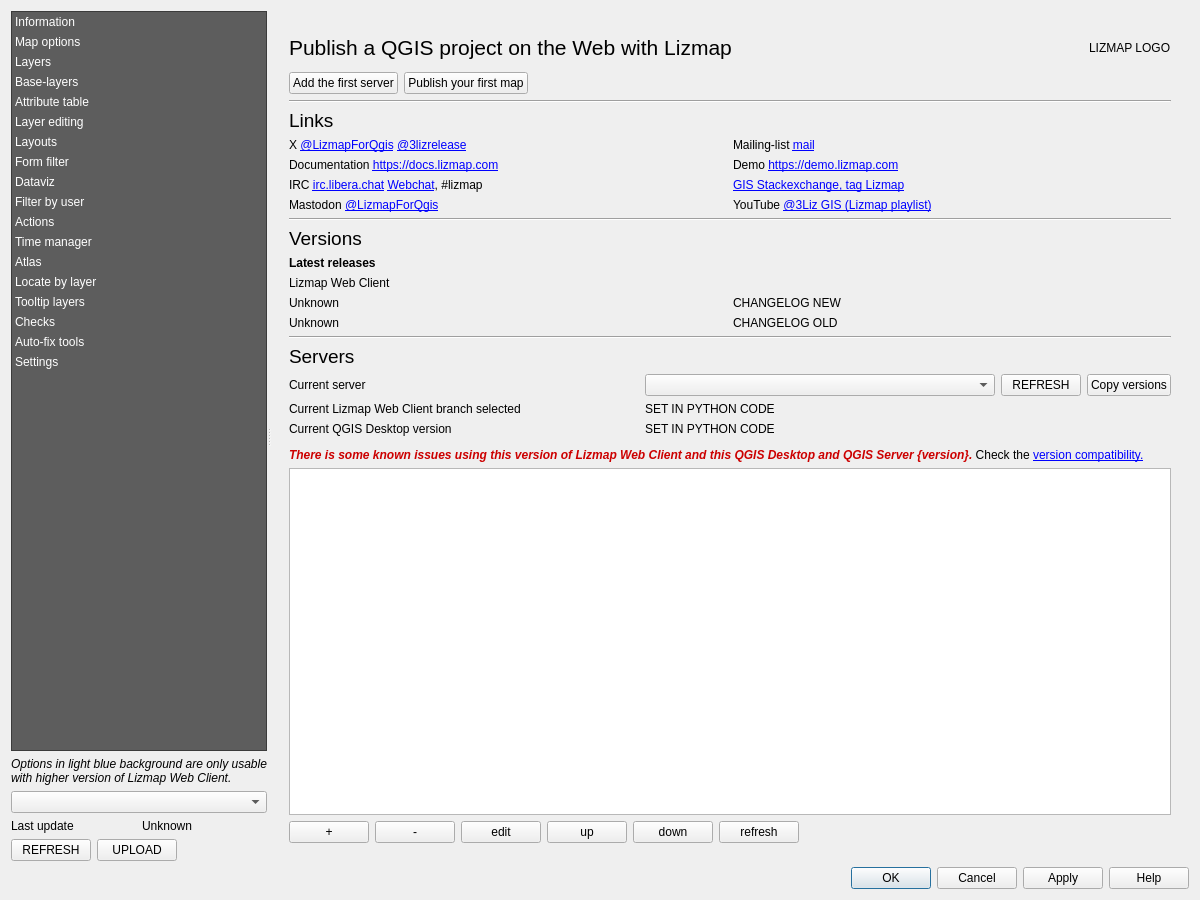
Above: lizmap/resources/ui/ui_lizmap.ui from 3liz/lizmap-plugin before the change. Below: the same form after it.
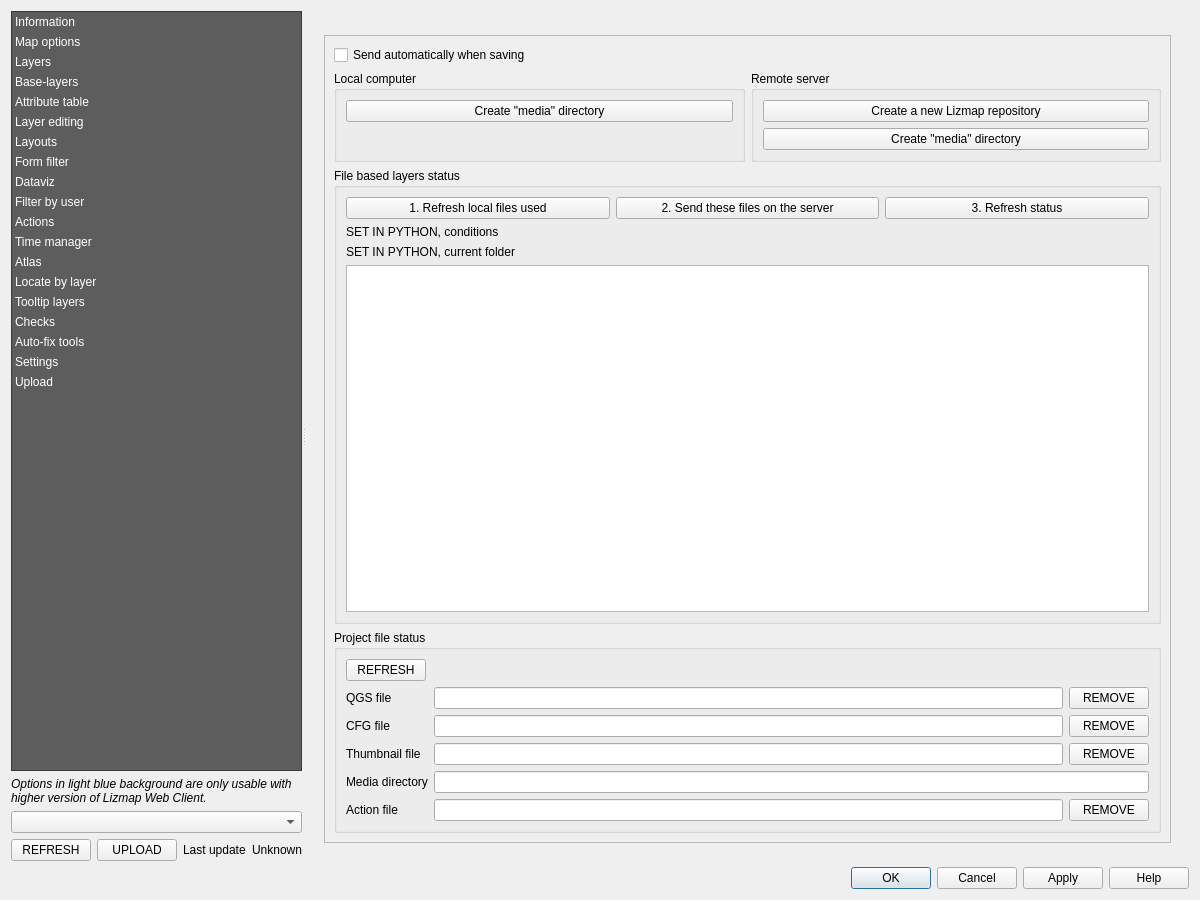
That is the form after the change. Custom widgets are drawn as their Qt base class.

Commit message: Improve server management

```diff
--- a/lizmap/resources/ui/ui_lizmap.ui
+++ b/lizmap/resources/ui/ui_lizmap.ui
@@ -188,6 +188,11 @@
            <string>Settings</string>
           </property>
          </item>
+         <item>
+          <property name="text">
+           <string>Upload</string>
+          </property>
+         </item>
         </widget>
        </item>
        <item>
@@ -231,6 +236,32 @@
           </property>
           <item>
            <layout class="QHBoxLayout" name="horizontalLayout_11">
+            <item>
+             <widget class="QPushButton" name="button_refresh_date_webdav">
+              <property name="sizePolicy">
+               <sizepolicy hsizetype="Maximum" vsizetype="Fixed">
+                <horstretch>0</horstretch>
+                <verstretch>0</verstretch>
+               </sizepolicy>
+              </property>
+              <property name="text">
+               <string notr="true">REFRESH</string>
+              </property>
+             </widget>
+            </item>
+            <item>
+             <widget class="QPushButton" name="button_upload_webdav">
+              <property name="sizePolicy">
+               <sizepolicy hsizetype="Maximum" vsizetype="Fixed">
+                <horstretch>0</horstretch>
+                <verstretch>0</verstretch>
+               </sizepolicy>
+              </property>
+              <property name="text">
+               <string notr="true">UPLOAD</string>
+              </property>
+             </widget>
+            </item>
             <item>
              <widget class="QLabel" name="label_36">
               <property name="text">
@@ -247,49 +278,6 @@
             </item>
            </layout>
           </item>
-          <item>
-           <layout class="QHBoxLayout" name="horizontalLayout_18">
-            <item>
-             <widget class="QPushButton" name="button_refresh_date_webdav">
-              <property name="sizePolicy">
-               <sizepolicy hsizetype="Maximum" vsizetype="Fixed">
-                <horstretch>0</horstretch>
-                <verstretch>0</verstretch>
-               </sizepolicy>
-              </property>
-              <property name="text">
-               <string notr="true">REFRESH</string>
-              </property>
-             </widget>
-            </item>
-            <item>
-             <widget class="QPushButton" name="button_upload_webdav">
-              <property name="sizePolicy">
-               <sizepolicy hsizetype="Maximum" vsizetype="Fixed">
-                <horstretch>0</horstretch>
-                <verstretch>0</verstretch>
-               </sizepolicy>
-              </property>
-              <property name="text">
-               <string notr="true">UPLOAD</string>
-              </property>
-             </widget>
-            </item>
-            <item>
-             <spacer name="horizontalSpacer_8">
-              <property name="orientation">
-               <enum>Qt::Horizontal</enum>
-              </property>
-              <property name="sizeHint" stdset="0">
-               <size>
-                <width>40</width>
-                <height>20</height>
-               </size>
-              </property>
-             </spacer>
-            </item>
-           </layout>
-          </item>
          </layout>
         </widget>
        </item>
@@ -328,7 +316,7 @@
           </sizepolicy>
          </property>
          <property name="currentIndex">
-          <number>0</number>
+          <number>18</number>
          </property>
          <widget class="QWidget" name="page_information">
           <layout class="QVBoxLayout" name="verticalLayout_7">
@@ -777,8 +765,8 @@
                <rect>
                 <x>0</x>
                 <y>0</y>
-                <width>808</width>
-                <height>1968</height>
+                <width>720</width>
+                <height>1629</height>
                </rect>
               </property>
               <layout class="QVBoxLayout" name="verticalLayout_26">
@@ -1553,8 +1541,8 @@
                <rect>
                 <x>0</x>
                 <y>0</y>
-                <width>514</width>
-                <height>200</height>
+                <width>497</width>
+                <height>172</height>
                </rect>
               </property>
               <layout class="QHBoxLayout" name="horizontalLayout_28">
@@ -1639,8 +1627,8 @@
                       <rect>
                        <x>0</x>
                        <y>0</y>
-                       <width>490</width>
-                       <height>1349</height>
+                       <width>477</width>
+                       <height>1134</height>
                       </rect>
                      </property>
                      <layout class="QVBoxLayout" name="verticalLayout_9">
@@ -2333,8 +2321,8 @@
                <rect>
                 <x>0</x>
                 <y>0</y>
-                <width>841</width>
-                <height>847</height>
+                <width>780</width>
+                <height>726</height>
                </rect>
               </property>
               <layout class="QVBoxLayout" name="verticalLayout_28">
@@ -2748,8 +2736,8 @@
                <rect>
                 <x>0</x>
                 <y>0</y>
-                <width>529</width>
-                <height>404</height>
+                <width>497</width>
+                <height>373</height>
                </rect>
               </property>
               <layout class="QVBoxLayout" name="verticalLayout_31">
@@ -2873,8 +2861,8 @@
                <rect>
                 <x>0</x>
                 <y>0</y>
-                <width>464</width>
-                <height>302</height>
+                <width>450</width>
+                <height>283</height>
                </rect>
               </property>
               <layout class="QVBoxLayout" name="verticalLayout_4">
@@ -3037,8 +3025,8 @@
                <rect>
                 <x>0</x>
                 <y>0</y>
-                <width>464</width>
-                <height>324</height>
+                <width>450</width>
+                <height>300</height>
                </rect>
               </property>
               <layout class="QVBoxLayout" name="verticalLayout_46">
@@ -3138,8 +3126,8 @@
                <rect>
                 <x>0</x>
                 <y>0</y>
-                <width>667</width>
-                <height>608</height>
+                <width>618</width>
+                <height>546</height>
                </rect>
               </property>
               <layout class="QVBoxLayout" name="verticalLayout_19">
@@ -3516,8 +3504,8 @@
                <rect>
                 <x>0</x>
                 <y>0</y>
-                <width>394</width>
-                <height>943</height>
+                <width>386</width>
+                <height>867</height>
                </rect>
               </property>
               <layout class="QVBoxLayout" name="verticalLayout_29">
@@ -3901,8 +3889,8 @@
                <rect>
                 <x>0</x>
                 <y>0</y>
-                <width>464</width>
-                <height>500</height>
+                <width>450</width>
+                <height>439</height>
                </rect>
               </property>
               <layout class="QVBoxLayout" name="verticalLayout_43">
@@ -4084,8 +4072,8 @@
                <rect>
                 <x>0</x>
                 <y>0</y>
-                <width>654</width>
-                <height>546</height>
+                <width>601</width>
+                <height>488</height>
                </rect>
               </property>
               <layout class="QVBoxLayout" name="verticalLayout_41">
@@ -4240,8 +4228,8 @@
                <rect>
                 <x>0</x>
                 <y>0</y>
-                <width>464</width>
-                <height>375</height>
+                <width>450</width>
+                <height>340</height>
                </rect>
               </property>
               <layout class="QVBoxLayout" name="verticalLayout_12">
@@ -4356,8 +4344,8 @@
                <rect>
                 <x>0</x>
                 <y>0</y>
-                <width>464</width>
-                <height>368</height>
+                <width>450</width>
+                <height>317</height>
                </rect>
               </property>
               <layout class="QVBoxLayout" name="verticalLayout_27">
@@ -4578,8 +4566,8 @@
                <rect>
                 <x>0</x>
                 <y>0</y>
-                <width>445</width>
-                <height>1104</height>
+                <width>415</width>
+                <height>882</height>
                </rect>
               </property>
               <layout class="QVBoxLayout" name="verticalLayout_73">
@@ -4717,8 +4705,8 @@
                <rect>
                 <x>0</x>
                 <y>0</y>
-                <width>448</width>
-                <height>704</height>
+                <width>434</width>
+                <height>611</height>
                </rect>
               </property>
               <layout class="QVBoxLayout" name="verticalLayout_72">
@@ -4911,13 +4899,41 @@
                 </widget>
                </item>
                <item>
-                <widget class="QGroupBox" name="group_upload">
-                 <property name="title">
-                  <string>Upload</string>
+                <spacer name="verticalSpacer_6">
+                 <property name="orientation">
+                  <enum>Qt::Vertical</enum>
                  </property>
+                 <property name="sizeHint" stdset="0">
+                  <size>
+                   <width>20</width>
+                   <height>40</height>
+                  </size>
+                 </property>
+                </spacer>
+               </item>
+              </layout>
+             </widget>
+            </widget>
+           </item>
+          </layout>
+         </widget>
+         <widget class="QWidget" name="page_upload">
                  <layout class="QVBoxLayout" name="verticalLayout_8">
                   <item>
-                   <layout class="QHBoxLayout" name="horizontalLayout_45">
+            <widget class="QScrollArea" name="scrollArea_16">
+             <property name="widgetResizable">
+              <bool>true</bool>
+             </property>
+             <widget class="QWidget" name="scrollAreaWidgetContents_16">
+              <property name="geometry">
+               <rect>
+                <x>0</x>
+                <y>0</y>
+                <width>791</width>
+                <height>797</height>
+               </rect>
+              </property>
+              <layout class="QVBoxLayout" name="verticalLayout_80">
                     <item>
                      <widget class="QCheckBox" name="send_webdav">
                       <property name="text">
@@ -4926,33 +4942,17 @@
                      </widget>
                     </item>
                     <item>
-                     <spacer name="horizontalSpacer_18">
-                      <property name="orientation">
-                       <enum>Qt::Horizontal</enum>
-                      </property>
-                      <property name="sizeHint" stdset="0">
-                       <size>
-                        <width>40</width>
-                        <height>20</height>
-                       </size>
-                      </property>
-                     </spacer>
-                    </item>
-                    <item>
-                     <widget class="QPushButton" name="button_open_project">
-                      <property name="text">
-                       <string>Open project in web-browser</string>
-                      </property>
-                     </widget>
-                    </item>
-                   </layout>
-                  </item>
-                  <item>
                    <layout class="QHBoxLayout" name="horizontalLayout_21">
                     <item>
-                     <widget class="QGroupBox" name="groupBox_7">
+                  <widget class="QGroupBox" name="group_local">
+                   <property name="sizePolicy">
+                    <sizepolicy hsizetype="Preferred" vsizetype="Maximum">
+                     <horstretch>0</horstretch>
+                     <verstretch>0</verstretch>
+                    </sizepolicy>
+                   </property>
                       <property name="title">
-                       <string>Local</string>
+                    <string>Local computer</string>
                       </property>
                       <layout class="QVBoxLayout" name="verticalLayout_78">
                        <item>
@@ -4979,7 +4979,13 @@
                      </widget>
                     </item>
                     <item>
-                     <widget class="QGroupBox" name="groupBox_3">
+                  <widget class="QGroupBox" name="group_remote">
+                   <property name="sizePolicy">
+                    <sizepolicy hsizetype="Preferred" vsizetype="Maximum">
+                     <horstretch>0</horstretch>
+                     <verstretch>0</verstretch>
+                    </sizepolicy>
+                   </property>
                       <property name="title">
                        <string>Remote server</string>
                       </property>
@@ -5004,14 +5010,107 @@
                    </layout>
                   </item>
                   <item>
-                   <widget class="QGroupBox" name="groupBox_8">
+                <widget class="QGroupBox" name="group_local_layers">
                     <property name="title">
-                     <string>Status</string>
+                  <string>File based layers status</string>
+                 </property>
+                 <layout class="QVBoxLayout" name="verticalLayout_81">
+                  <item>
+                   <layout class="QHBoxLayout" name="horizontalLayout_13">
+                    <item>
+                     <widget class="QPushButton" name="button_refresh_local_files">
+                      <property name="text">
+                       <string>1. Refresh local files used</string>
+                      </property>
+                     </widget>
+                    </item>
+                    <item>
+                     <widget class="QPushButton" name="button_send_all_layers">
+                      <property name="text">
+                       <string>2. Send these files on the server</string>
+                      </property>
+                     </widget>
+                    </item>
+                    <item>
+                     <widget class="QPushButton" name="button_check_all_layers">
+                      <property name="text">
+                       <string>3. Refresh status</string>
+                      </property>
+                     </widget>
+                    </item>
+                   </layout>
+                  </item>
+                  <item>
+                   <widget class="QLabel" name="label_upload_path">
+                    <property name="text">
+                     <string notr="true">SET IN PYTHON, conditions</string>
+                    </property>
+                   </widget>
+                  </item>
+                  <item>
+                   <widget class="QLabel" name="label_current_folder">
+                    <property name="text">
+                     <string notr="true">SET IN PYTHON, current folder</string>
+                    </property>
+                   </widget>
+                  </item>
+                  <item>
+                   <widget class="TableFiles" name="table_files"/>
+                  </item>
+                 </layout>
+                </widget>
+               </item>
+               <item>
+                <widget class="QGroupBox" name="group_project_status">
+                 <property name="title">
+                  <string>Project file status</string>
                     </property>
                     <layout class="QVBoxLayout" name="verticalLayout_79">
+                  <item>
+                   <layout class="QHBoxLayout" name="horizontalLayout_22">
+                    <item>
+                     <widget class="QPushButton" name="button_refresh_all">
+                      <property name="text">
+                       <string notr="true">REFRESH</string>
+                      </property>
+                     </widget>
+                    </item>
+                    <item>
+                     <spacer name="horizontalSpacer_6">
+                      <property name="orientation">
+                       <enum>Qt::Horizontal</enum>
+                      </property>
+                      <property name="sizeHint" stdset="0">
+                       <size>
+                        <width>40</width>
+                        <height>20</height>
+                       </size>
+                      </property>
+                     </spacer>
+                    </item>
+                   </layout>
+                  </item>
                      <item>
                       <layout class="QFormLayout" name="formLayout_7">
-                       <item row="1" column="0">
+                    <item row="0" column="1">
+                     <layout class="QHBoxLayout" name="horizontalLayout_18">
+                      <item>
+                       <widget class="QLineEdit" name="line_qgs_date">
+                        <property name="readOnly">
+                         <bool>true</bool>
+                        </property>
+                       </widget>
+                      </item>
+                      <item>
+                       <widget class="QPushButton" name="button_remove_qgs">
+                        <property name="text">
+                         <string notr="true">REMOVE</string>
+                        </property>
+                       </widget>
+                      </item>
+                     </layout>
+                    </item>
+                    <item row="0" column="0">
                         <widget class="QLabel" name="label_31">
                          <property name="text">
                           <string>QGS file</string>
@@ -5019,95 +5118,102 @@
                         </widget>
                        </item>
                        <item row="1" column="1">
-                        <widget class="QLineEdit" name="line_qgs_date">
+                     <layout class="QHBoxLayout" name="horizontalLayout_45">
+                      <item>
+                       <widget class="QLineEdit" name="line_cfg_date">
                          <property name="readOnly">
                           <bool>true</bool>
                          </property>
                         </widget>
                        </item>
-                       <item row="2" column="0">
+                      <item>
+                       <widget class="QPushButton" name="button_remove_cfg">
+                        <property name="text">
+                         <string notr="true">REMOVE</string>
+                        </property>
+                       </widget>
+                      </item>
+                     </layout>
+                    </item>
+                    <item row="2" column="1">
+                     <layout class="QHBoxLayout" name="horizontalLayout_52">
+                      <item>
+                       <widget class="QLineEdit" name="line_thumbnail_date">
+                        <property name="readOnly">
+                         <bool>true</bool>
+                        </property>
+                       </widget>
+                      </item>
+                      <item>
+                       <widget class="QPushButton" name="button_remove_thumbnail">
+                        <property name="text">
+                         <string notr="true">REMOVE</string>
+                        </property>
+                       </widget>
+                      </item>
+                     </layout>
+                    </item>
+                    <item row="3" column="1">
+                     <layout class="QHBoxLayout" name="horizontalLayout_56">
+                      <item>
+                       <widget class="QLineEdit" name="line_media_date">
+                        <property name="readOnly">
+                         <bool>true</bool>
+                        </property>
+                       </widget>
+                      </item>
+                     </layout>
+                    </item>
+                    <item row="1" column="0">
                         <widget class="QLabel" name="label_37">
                          <property name="text">
                           <string>CFG file</string>
                          </property>
                         </widget>
                        </item>
-                       <item row="2" column="1">
-                        <widget class="QLineEdit" name="line_cfg_date">
-                         <property name="readOnly">
-                          <bool>true</bool>
-                         </property>
-                        </widget>
-                       </item>
-                       <item row="3" column="0">
+                    <item row="2" column="0">
                         <widget class="QLabel" name="label_38">
                          <property name="text">
                           <string>Thumbnail file</string>
                          </property>
                         </widget>
                        </item>
-                       <item row="3" column="1">
-                        <widget class="QLineEdit" name="line_thumbnail_date">
-                         <property name="readOnly">
-                          <bool>true</bool>
-                         </property>
-                        </widget>
-                       </item>
-                       <item row="4" column="0">
-                        <widget class="QLabel" name="label_39">
-                         <property name="text">
-                          <string>Action file</string>
-                         </property>
-                        </widget>
-                       </item>
-                       <item row="4" column="1">
-                        <widget class="QLineEdit" name="line_action_date">
-                         <property name="readOnly">
-                          <bool>true</bool>
-                         </property>
-                        </widget>
-                       </item>
-                       <item row="5" column="0">
+                    <item row="3" column="0">
                         <widget class="QLabel" name="label_40">
                          <property name="text">
                           <string>Media directory</string>
                          </property>
                         </widget>
                        </item>
-                       <item row="5" column="1">
-                        <widget class="QLineEdit" name="line_media_date">
+                    <item row="4" column="1">
+                     <layout class="QHBoxLayout" name="horizontalLayout_58">
+                      <item>
+                       <widget class="QLineEdit" name="line_action_date">
                          <property name="readOnly">
                           <bool>true</bool>
                          </property>
                         </widget>
                        </item>
-                       <item row="0" column="0">
-                        <widget class="QPushButton" name="button_refresh_all">
-                         <property name="text">
-                          <string notr="true">REFRESH</string>
-                         </property>
-                        </widget>
-                       </item>
-                      </layout>
-                     </item>
-                    </layout>
-                   </widget>
-                  </item>
-                 </layout>
-                </widget>
-               </item>
                <item>
-                <spacer name="verticalSpacer_6">
-                 <property name="orientation">
-                  <enum>Qt::Vertical</enum>
-                 </property>
-                 <property name="sizeHint" stdset="0">
-                  <size>
-                   <width>20</width>
-                   <height>40</height>
-                  </size>
-                 </property>
-                </spacer>
+                       <widget class="QPushButton" name="button_remove_action">
+                        <property name="text">
+                         <string notr="true">REMOVE</string>
+                        </property>
+                       </widget>
+                      </item>
+                     </layout>
+                    </item>
+                    <item row="4" column="0">
+                     <widget class="QLabel" name="label_39">
+                      <property name="text">
+                       <string>Action file</string>
+                      </property>
+                     </widget>
+                    </item>
+                   </layout>
+                  </item>
+                 </layout>
+                </widget>
                </item>
               </layout>
              </widget>
@@ -5182,6 +5288,11 @@
    <header>qgis.gui</header>
    <container>1</container>
   </customwidget>
+  <customwidget>
+   <class>TableFiles</class>
+   <extends>QTableWidget</extends>
+   <header>lizmap.widgets.table_files</header>
+  </customwidget>
  </customwidgets>
  <tabstops>
   <tabstop>add_first_server</tabstop>
```
Lines whose indentation alone changed are shown as unchanged. The commit also changes 12 other files.
